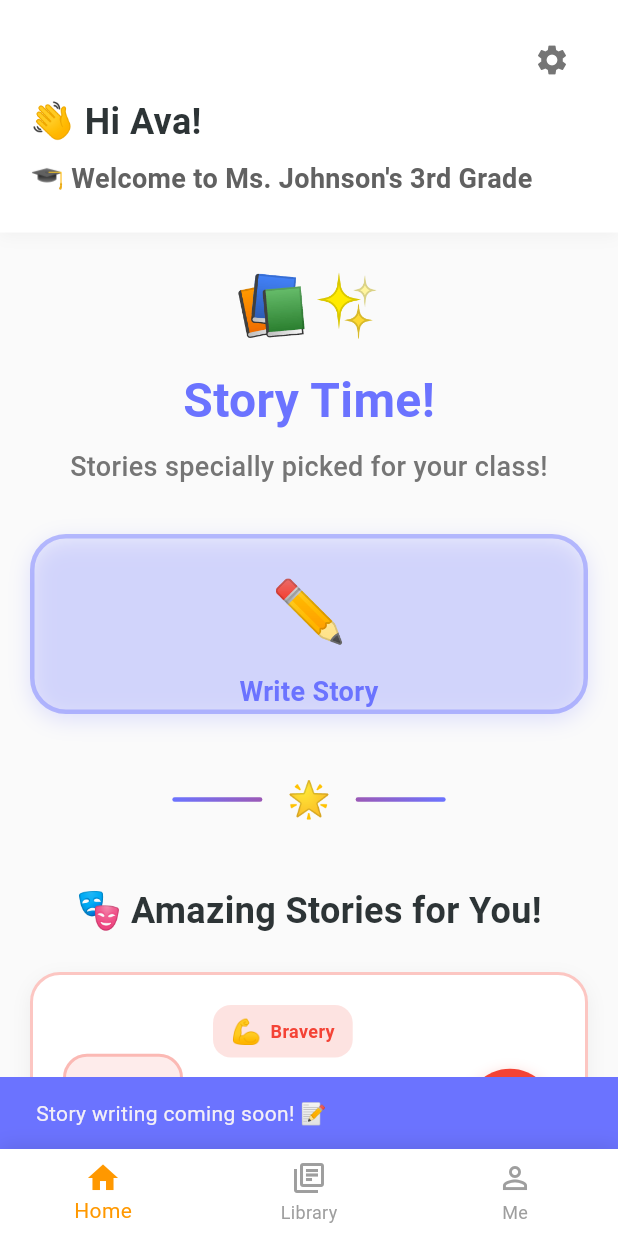
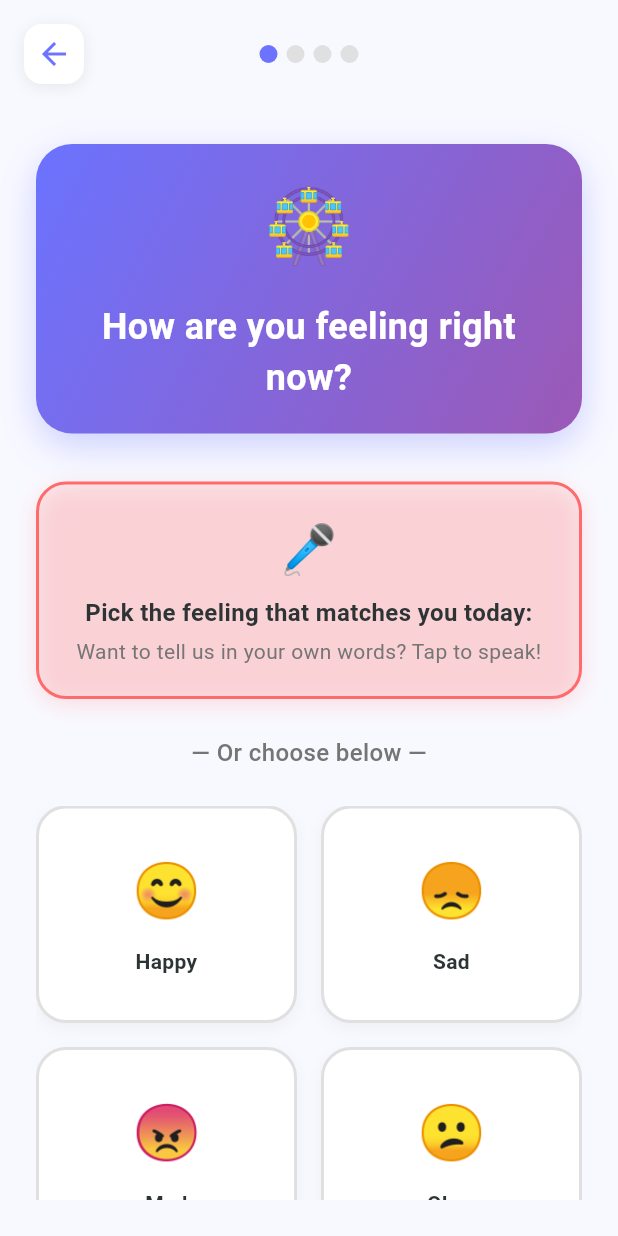
Before and after one commit to DalenVilla/Story-Buddy, a Flutter app: the StorytimeHomeScreen screen opened directly, after a tap on "✏️", on a phone screen of 412 x 824 dp. Run offline on Flutter 3.47's test engine with Material 3 defaults, Android fonts, the phone set to English and light mode, and no system bars.

Commit message:
added options for story

```diff
--- a/lib/components/student/student_home_content.dart
+++ b/lib/components/student/student_home_content.dart
@@ -1,4 +1,5 @@
 import 'package:flutter/material.dart';
+import '../../screens/student/story_onboarding_screen.dart';
 
 class StorytimeHomeContent extends StatelessWidget {
   final List<Map<String, dynamic>> classEmotions;
@@ -110,14 +111,14 @@ class StorytimeHomeContent extends StatelessWidget {
                 emoji: '✏️',
                 title: 'Write Story',
                 color: const Color(0xFF6B73FF),
-                onTap: () {
-                  ScaffoldMessenger.of(context).showSnackBar(
-                    const SnackBar(
-                      content: Text('Story writing coming soon! 📝'),
-                      backgroundColor: Color(0xFF6B73FF),
-                    ),
-                  );
-                },
+                                  onTap: () {
+                    Navigator.push(
+                      context,
+                      MaterialPageRoute(
+                        builder: (context) => const StoryOnboardingScreen(),
+                      ),
+                    );
+                  },
               ),
             ),
           ),
--- /dev/null
+++ b/lib/screens/student/story_onboarding_screen.dart
@@ -0,0 +1,524 @@
+import 'package:flutter/material.dart';
+
+class StoryOnboardingScreen extends StatefulWidget {
+  const StoryOnboardingScreen({super.key});
+
+  @override
+  State<StoryOnboardingScreen> createState() => _StoryOnboardingScreenState();
+}
+
+class _StoryOnboardingScreenState extends State<StoryOnboardingScreen> {
+  final PageController _pageController = PageController();
+  int _currentSlide = 0;
+  final Map<int, String> _selectedAnswers = {};
+
+  @override
+  Widget build(BuildContext context) {
+    return Scaffold(
+      backgroundColor: const Color(0xFFF8F9FF),
+      body: SafeArea(
+        child: Column(
+          children: [
+            // Top navigation bar with progress
+            Padding(
+              padding: const EdgeInsets.all(16),
+              child: Row(
+                children: [
+                  GestureDetector(
+                    onTap: () => Navigator.pop(context),
+                    child: Container(
+                      padding: const EdgeInsets.all(8),
+                      decoration: BoxDecoration(
+                        color: Colors.white,
+                        borderRadius: BorderRadius.circular(12),
+                        boxShadow: [
+                          BoxShadow(
+                            color: Colors.grey.withOpacity(0.2),
+                            blurRadius: 8,
+                            offset: const Offset(0, 2),
+                          ),
+                        ],
+                      ),
+                      child: const Icon(
+                        Icons.arrow_back,
+                        color: Color(0xFF6B73FF),
+                        size: 24,
+                      ),
+                    ),
+                  ),
+                  const Spacer(),
+                  // Progress dots
+                  Row(
+                    children: List.generate(4, (index) {
+                      return Container(
+                        margin: const EdgeInsets.symmetric(horizontal: 3),
+                        width: 12,
+                        height: 12,
+                        decoration: BoxDecoration(
+                          color: index <= _currentSlide
+                              ? const Color(0xFF6B73FF)
+                              : Colors.grey[300],
+                          borderRadius: BorderRadius.circular(6),
+                        ),
+                      );
+                    }),
+                  ),
+                  const Spacer(),
+                  const SizedBox(width: 40),
+                ],
+              ),
+            ),
+
+            // Main content
+            Expanded(
+              child: PageView(
+                controller: _pageController,
+                onPageChanged: (index) {
+                  setState(() {
+                    _currentSlide = index;
+                  });
+                },
+                children: [
+                  _buildSlide1(),
+                  _buildSlide2(),
+                  _buildSlide3(),
+                  _buildSlide4(),
+                ],
+              ),
+            ),
+          ],
+        ),
+      ),
+    );
+  }
+
+  Widget _buildSlide1() {
+    return Padding(
+      padding: const EdgeInsets.all(24),
+      child: Column(
+        children: [
+          // Header
+          Container(
+            padding: const EdgeInsets.all(20),
+            decoration: BoxDecoration(
+              gradient: const LinearGradient(
+                colors: [Color(0xFF6B73FF), Color(0xFF9B59B6)],
+                begin: Alignment.topLeft,
+                end: Alignment.bottomRight,
+              ),
+              borderRadius: BorderRadius.circular(24),
+              boxShadow: [
+                BoxShadow(
+                  color: const Color(0xFF6B73FF).withOpacity(0.3),
+                  blurRadius: 20,
+                  offset: const Offset(0, 8),
+                ),
+              ],
+            ),
+            child: const Column(
+              children: [
+                Text('🎡', style: TextStyle(fontSize: 48)),
+                SizedBox(height: 16),
+                Text(
+                  'How are you feeling right now?',
+                  style: TextStyle(
+                    fontSize: 24,
+                    fontWeight: FontWeight.bold,
+                    color: Colors.white,
+                  ),
+                  textAlign: TextAlign.center,
+                ),
+              ],
+            ),
+          ),
+
+          const SizedBox(height: 32),
+
+          // Voice button
+          GestureDetector(
+            onTap: () {
+              ScaffoldMessenger.of(context).showSnackBar(
+                const SnackBar(
+                  content: Text('🎤 Voice recording coming soon!'),
+                  backgroundColor: Color(0xFFFF6B6B),
+                ),
+              );
+            },
+            child: Container(
+              width: double.infinity,
+              padding: const EdgeInsets.all(20),
+              decoration: BoxDecoration(
+                color: const Color(0xFFFF6B6B).withOpacity(0.1),
+                borderRadius: BorderRadius.circular(20),
+                border: Border.all(color: const Color(0xFFFF6B6B), width: 2),
+                boxShadow: [
+                  BoxShadow(
+                    color: const Color(0xFFFF6B6B).withOpacity(0.2),
+                    blurRadius: 12,
+                    offset: const Offset(0, 4),
+                  ),
+                ],
+              ),
+              child: Column(
+                children: [
+                  const Text('🎤', style: TextStyle(fontSize: 32)),
+                  const SizedBox(height: 8),
+                  const Text(
+                    'Pick the feeling that matches you today:',
+                    style: TextStyle(
+                      fontSize: 16,
+                      fontWeight: FontWeight.w600,
+                      color: Color(0xFF2D3436),
+                    ),
+                    textAlign: TextAlign.center,
+                  ),
+                  const SizedBox(height: 4),
+                  Text(
+                    'Want to tell us in your own words? Tap to speak!',
+                    style: TextStyle(
+                      fontSize: 14,
+                      color: Colors.grey[600],
+                    ),
+                    textAlign: TextAlign.center,
+                  ),
+                ],
+              ),
+            ),
+          ),
+
+          const SizedBox(height: 24),
+
+          Text(
+            '— Or choose below —',
+            style: TextStyle(
+              fontSize: 16,
+              color: Colors.grey[600],
+              fontWeight: FontWeight.w500,
+            ),
+          ),
+
+          const SizedBox(height: 24),
+
+          // Options grid
+          Expanded(
+            child: GridView.count(
+              crossAxisCount: 2,
+              childAspectRatio: 1.2,
+              crossAxisSpacing: 16,
+              mainAxisSpacing: 16,
+              physics: const NeverScrollableScrollPhysics(),
+                             children: [
+                 _buildChoiceCard('😊', 'Happy', 0, 0),
+                 _buildChoiceCard('😞', 'Sad', 0, 1),
+                 _buildChoiceCard('😠', 'Mad', 0, 2),
+                 _buildChoiceCard('😕', 'Okay', 0, 3),
+               ],
+            ),
+          ),
+        ],
+      ),
+    );
+  }
+
+  Widget _buildSlide2() {
+    return Padding(
+      padding: const EdgeInsets.all(24),
+      child: Column(
+        children: [
+          Container(
+            padding: const EdgeInsets.all(20),
+            decoration: BoxDecoration(
+              gradient: const LinearGradient(
+                colors: [Color(0xFF6B73FF), Color(0xFF9B59B6)],
+                begin: Alignment.topLeft,
+                end: Alignment.bottomRight,
+              ),
+              borderRadius: BorderRadius.circular(24),
+              boxShadow: [
+                BoxShadow(
+                  color: const Color(0xFF6B73FF).withOpacity(0.3),
+                  blurRadius: 20,
+                  offset: const Offset(0, 8),
+                ),
+              ],
+            ),
+            child: Column(
+              children: [
+                const Text('🌤️', style: TextStyle(fontSize: 48)),
+                const SizedBox(height: 16),
+                const Text(
+                  'If you were the weather, what would you be?',
+                  style: TextStyle(
+                    fontSize: 24,
+                    fontWeight: FontWeight.bold,
+                    color: Colors.white,
+                  ),
+                  textAlign: TextAlign.center,
+                ),
+
+              ],
+            ),
+          ),
+
+          const SizedBox(height: 32),
+
+          Expanded(
+            child: GridView.count(
+              crossAxisCount: 2,
+              childAspectRatio: 1.2,
+              crossAxisSpacing: 16,
+              mainAxisSpacing: 16,
+              physics: const NeverScrollableScrollPhysics(),
+                             children: [
+                 _buildChoiceCard('🌞', 'Sunny', 1, 0),
+                 _buildChoiceCard('🌧️', 'Rainy', 1, 1),
+                 _buildChoiceCard('⛈️', 'Stormy', 1, 2),
+                 _buildChoiceCard('🌥️', 'Cloudy', 1, 3),
+               ],
+            ),
+          ),
+        ],
+      ),
+    );
+  }
+
+  Widget _buildSlide3() {
+    return Padding(
+      padding: const EdgeInsets.all(24),
+      child: Column(
+        children: [
+          Container(
+            padding: const EdgeInsets.all(20),
+            decoration: BoxDecoration(
+              gradient: const LinearGradient(
+                colors: [Color(0xFF6B73FF), Color(0xFF9B59B6)],
+                begin: Alignment.topLeft,
+                end: Alignment.bottomRight,
+              ),
+              borderRadius: BorderRadius.circular(24),
+              boxShadow: [
+                BoxShadow(
+                  color: const Color(0xFF6B73FF).withOpacity(0.3),
+                  blurRadius: 20,
+                  offset: const Offset(0, 8),
+                ),
+              ],
+            ),
+            child: Column(
+              children: [
+                const Text('🧠', style: TextStyle(fontSize: 48)),
+                const SizedBox(height: 16),
+                const Text(
+                  'What happened earlier that made you feel this way?',
+                  style: TextStyle(
+                    fontSize: 24,
+                    fontWeight: FontWeight.bold,
+                    color: Colors.white,
+                  ),
+                  textAlign: TextAlign.center,
+                ),
+
+              ],
+            ),
+          ),
+
+          const SizedBox(height: 32),
+
+          Expanded(
+            child: GridView.count(
+              crossAxisCount: 2,
+              childAspectRatio: 1.2,
+              crossAxisSpacing: 16,
+              mainAxisSpacing: 16,
+              physics: const NeverScrollableScrollPhysics(),
+                             children: [
+                 _buildChoiceCard('🧸', 'Someone helped or hurt me', 2, 0),
+                 _buildChoiceCard('🧪', 'Something broke', 2, 1),
+                 _buildChoiceCard('🎉', 'I had fun', 2, 2),
+                 _buildChoiceCard('😶', 'I don\'t know', 2, 3),
+               ],
+            ),
+          ),
+        ],
+      ),
+    );
+  }
+
+  Widget _buildSlide4() {
+    return Padding(
+      padding: const EdgeInsets.all(24),
+      child: Column(
+        children: [
+          Container(
+            padding: const EdgeInsets.all(20),
+            decoration: BoxDecoration(
+              gradient: const LinearGradient(
+                colors: [Color(0xFF6B73FF), Color(0xFF9B59B6)],
+                begin: Alignment.topLeft,
+                end: Alignment.bottomRight,
+              ),
+              borderRadius: BorderRadius.circular(24),
+              boxShadow: [
+                BoxShadow(
+                  color: const Color(0xFF6B73FF).withOpacity(0.3),
+                  blurRadius: 20,
+                  offset: const Offset(0, 8),
+                ),
+              ],
+            ),
+            child: Column(
+              children: [
+                const Text('💫', style: TextStyle(fontSize: 48)),
+                const SizedBox(height: 16),
+                const Text(
+                  'If you could change something about today, what would it be?',
+                  style: TextStyle(
+                    fontSize: 24,
+                    fontWeight: FontWeight.bold,
+                    color: Colors.white,
+                  ),
+                  textAlign: TextAlign.center,
+                ),
+
+              ],
+            ),
+          ),
+
+          const SizedBox(height: 32),
+
+          Expanded(
+            child: GridView.count(
+              crossAxisCount: 2,
+              childAspectRatio: 1.2,
+              crossAxisSpacing: 16,
+              mainAxisSpacing: 16,
+              physics: const NeverScrollableScrollPhysics(),
+                             children: [
+                 _buildChoiceCard('⏰', 'Fix something', 3, 0),
+                 _buildChoiceCard('💬', 'Talk to someone', 3, 1),
+                 _buildChoiceCard('🎮', 'Have more fun', 3, 2),
+                 _buildChoiceCard('🧘', 'Rest quietly', 3, 3),
+               ],
+            ),
+          ),
+
+          const SizedBox(height: 24),
+
+          // Create Story button (only shows when answer is selected)
+          if (_selectedAnswers[3] != null)
+            GestureDetector(
+              onTap: () {
+                ScaffoldMessenger.of(context).showSnackBar(
+                  const SnackBar(
+                    content: Text('🎉 Creating your amazing story!'),
+                    backgroundColor: Color(0xFF6B73FF),
+                  ),
+                );
+                Navigator.pop(context);
+              },
+              child: Container(
+                width: double.infinity,
+                padding: const EdgeInsets.all(20),
+                decoration: BoxDecoration(
+                  gradient: const LinearGradient(
+                    colors: [Color(0xFF6B73FF), Color(0xFF9B59B6)],
+                    begin: Alignment.topLeft,
+                    end: Alignment.bottomRight,
+                  ),
+                  borderRadius: BorderRadius.circular(20),
+                  boxShadow: [
+                    BoxShadow(
+                      color: const Color(0xFF6B73FF).withOpacity(0.4),
+                      blurRadius: 20,
+                      offset: const Offset(0, 8),
+                    ),
+                  ],
+                ),
+                child: const Row(
+                  mainAxisAlignment: MainAxisAlignment.center,
+                  children: [
+                    Text('✨', style: TextStyle(fontSize: 24)),
+                    SizedBox(width: 12),
+                    Text(
+                      'Create My Story',
+                      style: TextStyle(
+                        fontSize: 20,
+                        fontWeight: FontWeight.bold,
+                        color: Colors.white,
+                      ),
+                    ),
+                    SizedBox(width: 12),
+                    Text('✨', style: TextStyle(fontSize: 24)),
+                  ],
+                ),
+              ),
+            ),
+        ],
+      ),
+    );
+  }
+
+  Widget _buildChoiceCard(String emoji, String text, int slideIndex, int choiceIndex) {
+    final isSelected = _selectedAnswers[slideIndex] == text;
+
+    return GestureDetector(
+      onTap: () {
+        setState(() {
+          _selectedAnswers[slideIndex] = text;
+        });
+
+        // Auto-advance after selection (with delay)
+        Future.delayed(const Duration(milliseconds: 600), () {
+          if (slideIndex < 3) {
+            _pageController.nextPage(
+              duration: const Duration(milliseconds: 300),
+              curve: Curves.easeInOut,
+            );
+          }
+        });
+      },
+      child: Container(
+        padding: const EdgeInsets.all(16),
+        decoration: BoxDecoration(
+          color: isSelected
+              ? const Color(0xFF6B73FF).withOpacity(0.2)
+              : Colors.white,
+          borderRadius: BorderRadius.circular(20),
+          border: Border.all(
+            color: isSelected
+                ? const Color(0xFF6B73FF)
+                : Colors.grey[300]!,
+            width: isSelected ? 3 : 2,
+          ),
+          boxShadow: [
+            BoxShadow(
+              color: isSelected
+                  ? const Color(0xFF6B73FF).withOpacity(0.3)
+                  : Colors.grey.withOpacity(0.1),
+              blurRadius: isSelected ? 15 : 8,
+              offset: const Offset(0, 4),
+            ),
+          ],
+        ),
+        child: Column(
+          mainAxisAlignment: MainAxisAlignment.center,
+          children: [
+            Text(emoji, style: const TextStyle(fontSize: 36)),
+            const SizedBox(height: 12),
+            Text(
+              text,
+              style: TextStyle(
+                fontSize: 14,
+                fontWeight: FontWeight.w600,
+                color: isSelected
+                    ? const Color(0xFF6B73FF)
+                    : const Color(0xFF2D3436),
+              ),
+              textAlign: TextAlign.center,
+            ),
+          ],
+        ),
+      ),
+    );
+  }
+}
```
